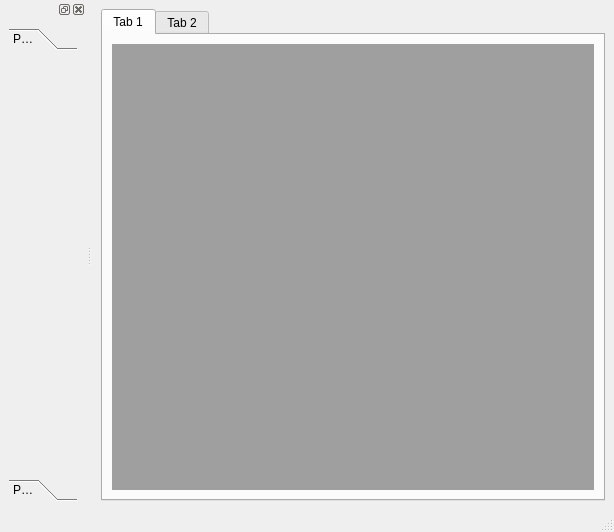
First picture: the form in gui/gui/mainwindow.ui, repository einsteinly/CAUV_old_software, before the edit.
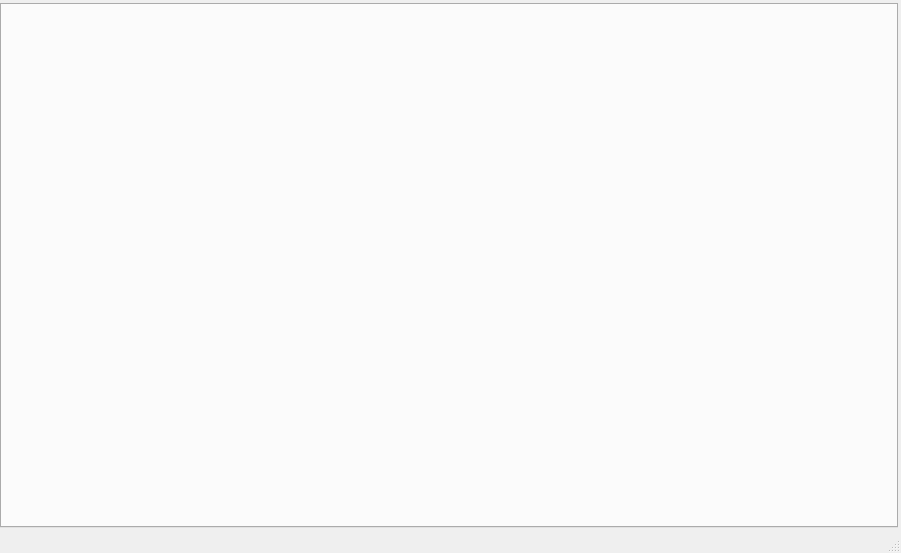
Second picture: the form after the edit. The open tabs and pages were chosen to show the change. Icons and pictures are not drawn.

Patch:
```diff
--- a/gui/gui/mainwindow.ui
+++ b/gui/gui/mainwindow.ui
@@ -6,8 +6,8 @@
    <rect>
     <x>0</x>
     <y>0</y>
-    <width>614</width>
-    <height>532</height>
+    <width>901</width>
+    <height>553</height>
    </rect>
   </property>
   <property name="windowTitle">
@@ -15,26 +15,23 @@
   </property>
   <widget class="QWidget" name="centralwidget">
    <layout class="QHBoxLayout" name="horizontalLayout">
+    <property name="leftMargin">
+     <number>0</number>
+    </property>
+    <property name="topMargin">
+     <number>3</number>
+    </property>
+    <property name="rightMargin">
+     <number>3</number>
+    </property>
+    <property name="bottomMargin">
+     <number>3</number>
+    </property>
     <item>
      <widget class="QTabWidget" name="tabWidget">
       <property name="currentIndex">
        <number>1</number>
       </property>
-      <widget class="QWidget" name="tab">
-       <attribute name="title">
-        <string>Tab 1</string>
-       </attribute>
-       <layout class="QHBoxLayout" name="horizontalLayout_2">
-        <item>
-         <widget class="QMdiArea" name="mdiArea"/>
-        </item>
-       </layout>
-      </widget>
-      <widget class="QWidget" name="tab_2">
-       <attribute name="title">
-        <string>Tab 2</string>
-       </attribute>
-      </widget>
      </widget>
     </item>
    </layout>
@@ -50,48 +47,6 @@
    </property>
   </widget>
   <widget class="QStatusBar" name="statusbar"/>
-  <widget class="QDockWidget" name="dockWidget">
-   <attribute name="dockWidgetArea">
-    <number>1</number>
-   </attribute>
-   <widget class="QWidget" name="dockWidgetContents">
-    <layout class="QVBoxLayout" name="verticalLayout">
-     <item>
-      <widget class="QToolBox" name="toolBox">
-       <property name="currentIndex">
-        <number>0</number>
-       </property>
-       <widget class="QWidget" name="page">
-        <property name="geometry">
-         <rect>
-          <x>0</x>
-          <y>0</y>
-          <width>82</width>
-          <height>382</height>
-         </rect>
-        </property>
-        <attribute name="label">
-         <string>Page 1</string>
-        </attribute>
-       </widget>
-       <widget class="QWidget" name="page_2">
-        <property name="geometry">
-         <rect>
-          <x>0</x>
-          <y>0</y>
-          <width>98</width>
-          <height>28</height>
-         </rect>
-        </property>
-        <attribute name="label">
-         <string>Page 2</string>
-        </attribute>
-       </widget>
-      </widget>
-     </item>
-    </layout>
-   </widget>
-  </widget>
  </widget>
  <resources/>
  <connections/>
```
Left out of the diff: 10 changed lines with no effect on the pictures.
